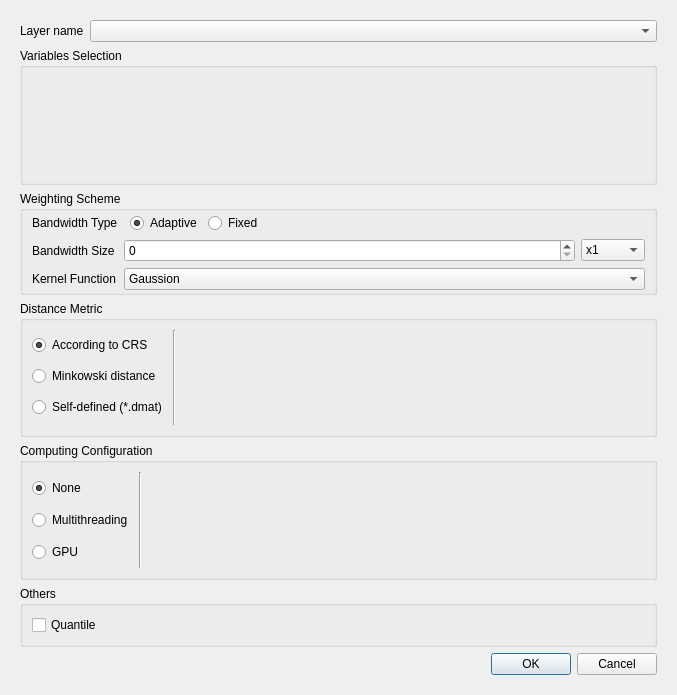
Qt form src/gwmgwaverageoptionsdialog.ui (GWmodel-Lab/GWmodelS) before a commit.
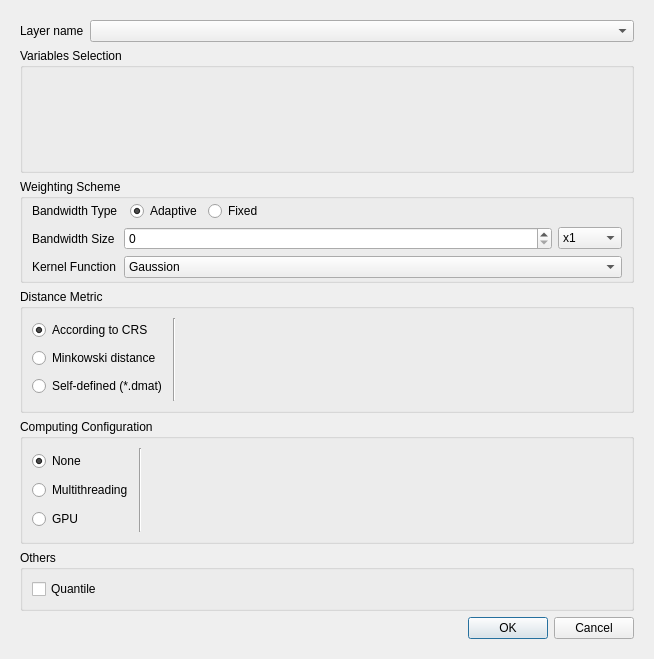
The same form after that commit. Custom widgets are drawn as their Qt base class.

```diff
--- a/src/gwmgwaverageoptionsdialog.ui
+++ b/src/gwmgwaverageoptionsdialog.ui
@@ -6,8 +6,8 @@
    <rect>
     <x>0</x>
     <y>0</y>
-    <width>677</width>
-    <height>695</height>
+    <width>654</width>
+    <height>659</height>
    </rect>
   </property>
   <property name="windowTitle">
@@ -27,8 +27,8 @@
        <rect>
         <x>0</x>
         <y>0</y>
-        <width>659</width>
-        <height>677</height>
+        <width>636</width>
+        <height>641</height>
        </rect>
       </property>
       <layout class="QVBoxLayout" name="verticalLayout_7">
```
Left out of the diff: 10 changed lines with no effect on the pictures.
